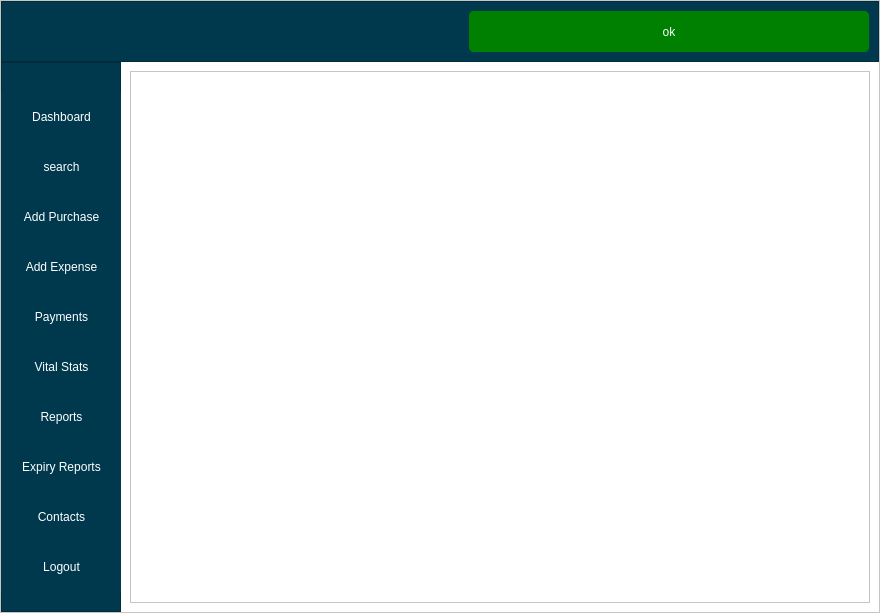
Old version of the form inventory.ui in the repository codydon/shopify.
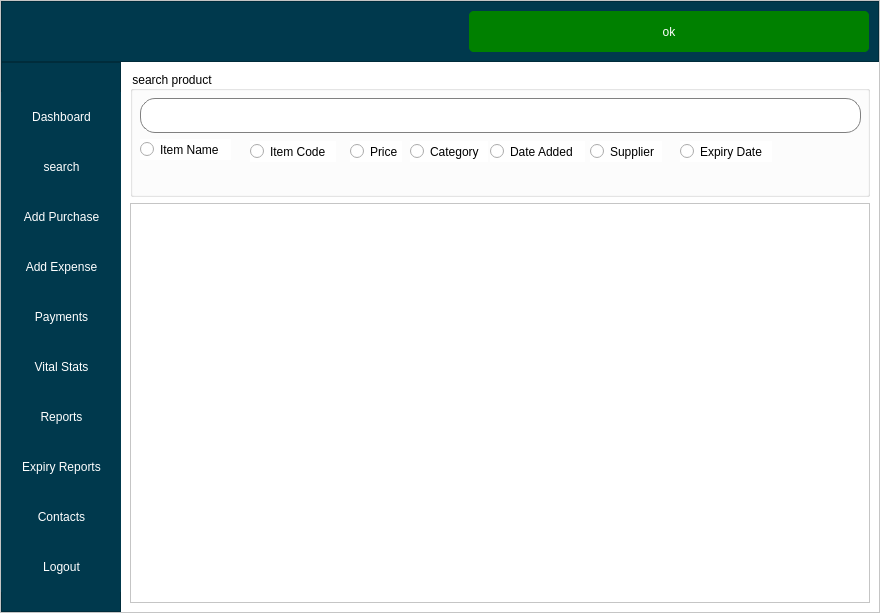
New version of the form. The open tabs and pages were chosen to show the change.

Patch:
```diff
--- a/inventory.ui
+++ b/inventory.ui
@@ -781,7 +781,171 @@
          <widget class="QWidget" name="page_2">
           <layout class="QGridLayout" name="gridLayout_3">
            <item row="0" column="0">
-            <widget class="QTableWidget" name="tableWidget"/>
+            <widget class="QGroupBox" name="groupBox_4">
+             <property name="minimumSize">
+              <size>
+               <width>581</width>
+               <height>126</height>
+              </size>
+             </property>
+             <property name="maximumSize">
+              <size>
+               <width>16777215</width>
+               <height>126</height>
+              </size>
+             </property>
+             <property name="styleSheet">
+              <string notr="true">
+font: 63 10pt &quot;Yu Gothic UI Semibold&quot;;
+QRadioButton::indicator {
+     width: 13px;
+     height: 13px;
+	font: 63 12pt &quot;Yu Gothic UI Semibold&quot;;
+ }
+</string>
+             </property>
+             <property name="title">
+              <string>search product</string>
+             </property>
+             <widget class="QRadioButton" name="radioItemName_2">
+              <property name="geometry">
+               <rect>
+                <x>10</x>
+                <y>68</y>
+                <width>91</width>
+                <height>21</height>
+               </rect>
+              </property>
+              <property name="text">
+               <string>Item Name</string>
+              </property>
+             </widget>
+             <widget class="QRadioButton" name="radioItemCode_2">
+              <property name="geometry">
+               <rect>
+                <x>120</x>
+                <y>70</y>
+                <width>86</width>
+                <height>21</height>
+               </rect>
+              </property>
+              <property name="text">
+               <string>Item Code</string>
+              </property>
+             </widget>
+             <widget class="QRadioButton" name="radioCategory_2">
+              <property name="geometry">
+               <rect>
+                <x>280</x>
+                <y>70</y>
+                <width>78</width>
+                <height>21</height>
+               </rect>
+              </property>
+              <property name="minimumSize">
+               <size>
+                <width>0</width>
+                <height>0</height>
+               </size>
+              </property>
+              <property name="text">
+               <string>Category</string>
+              </property>
+             </widget>
+             <widget class="QRadioButton" name="radioPrice_2">
+              <property name="geometry">
+               <rect>
+                <x>220</x>
+                <y>70</y>
+                <width>52</width>
+                <height>21</height>
+               </rect>
+              </property>
+              <property name="text">
+               <string>Price</string>
+              </property>
+             </widget>
+             <widget class="QRadioButton" name="radioSupplier_2">
+              <property name="geometry">
+               <rect>
+                <x>460</x>
+                <y>70</y>
+                <width>72</width>
+                <height>21</height>
+               </rect>
+              </property>
+              <property name="text">
+               <string>Supplier</string>
+              </property>
+             </widget>
+             <widget class="QRadioButton" name="radioExpiryDate_2">
+              <property name="geometry">
+               <rect>
+                <x>550</x>
+                <y>70</y>
+                <width>92</width>
+                <height>21</height>
+               </rect>
+              </property>
+              <property name="text">
+               <string>Expiry Date</string>
+              </property>
+             </widget>
+             <widget class="QRadioButton" name="radioDateAdded_2">
+              <property name="geometry">
+               <rect>
+                <x>360</x>
+                <y>70</y>
+                <width>95</width>
+                <height>21</height>
+               </rect>
+              </property>
+              <property name="text">
+               <string>Date Added</string>
+              </property>
+             </widget>
+             <widget class="QLineEdit" name="lineSearchProduct_2">
+              <property name="geometry">
+               <rect>
+                <x>10</x>
+                <y>27</y>
+                <width>721</width>
+                <height>35</height>
+               </rect>
+              </property>
+              <property name="minimumSize">
+               <size>
+                <width>0</width>
+                <height>35</height>
+               </size>
+              </property>
+              <property name="styleSheet">
+               <string notr="true">QLineEdit {
+     border: 1px solid gray;
+     border-radius: 15px;
+     padding: 0 8px;
+     background: white;
+     selection-background-color: darkgray;
+ }</string>
+              </property>
+             </widget>
+            </widget>
+           </item>
+           <item row="1" column="0">
+            <widget class="QTableWidget" name="stockTable_2">
+             <property name="minimumSize">
+              <size>
+               <width>691</width>
+               <height>241</height>
+              </size>
+             </property>
+             <property name="maximumSize">
+              <size>
+               <width>16777215</width>
+               <height>16777215</height>
+              </size>
+             </property>
+            </widget>
            </item>
           </layout>
          </widget>
```
